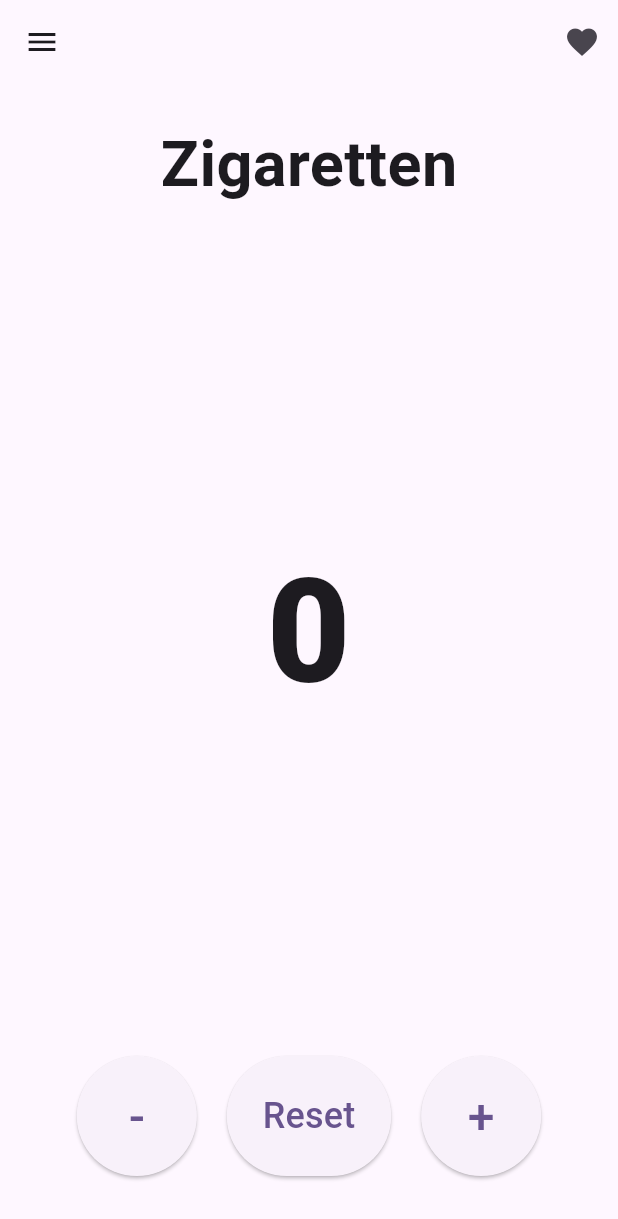
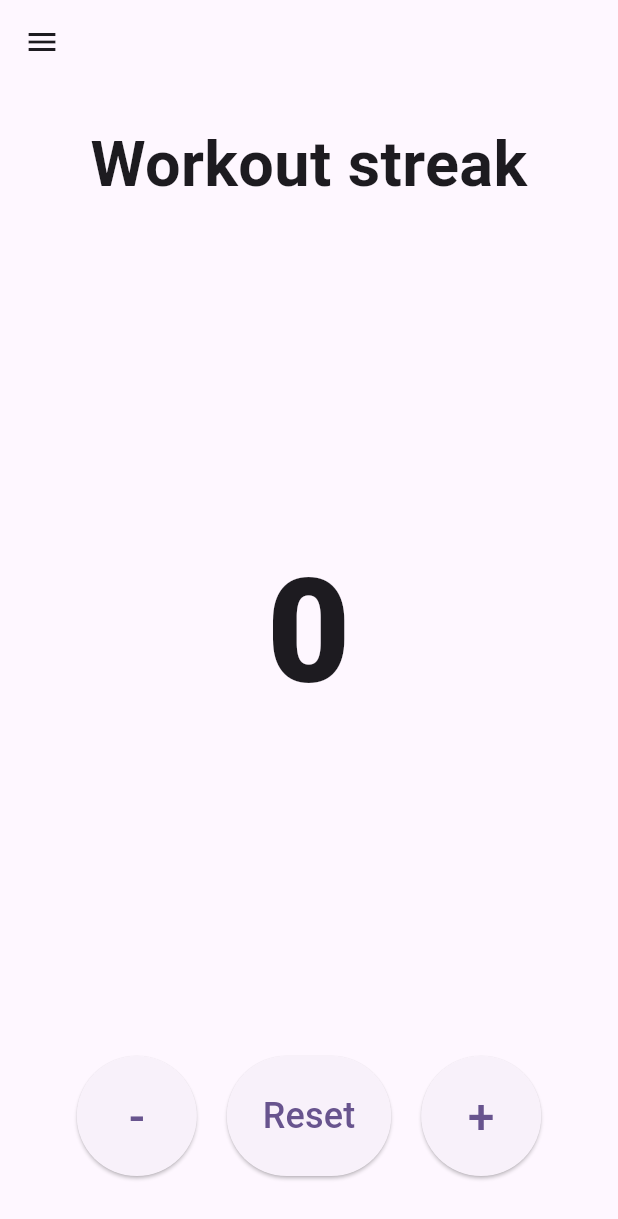
Before and after one commit to Syktox/Counter_App, a Flutter app: the screen it shows after launch, on a phone screen of 412 x 824 dp. Shown: the top 1219 px of the screen. Run offline on Flutter 3.47's test engine with Material 3 defaults, Android fonts, the phone set to English and light mode, and no system bars; our stand-ins replace shared_preferences.

Commit message:
update structure

```diff
--- a/lib/main.dart
+++ b/lib/main.dart
@@ -24,7 +24,7 @@ class _MyAppState extends State<MyApp> {
   @override
   Widget build(BuildContext context) {
     return MaterialApp(
-      title: 'Counter App',
+      title: 'Counter',
       debugShowCheckedModeBanner: false,
       theme: ThemeData(
         colorScheme: ColorScheme.fromSeed(seedColor: Colors.deepPurple),
--- a/lib/screens/home_page.dart
+++ b/lib/screens/home_page.dart
@@ -1,6 +1,5 @@
 import 'package:flutter/material.dart';
 import '../services/counter_storage_service.dart';
-import '../services/url_launcher_service.dart';
 import '../widgets/counter_controls.dart';
 import '../widgets/counter_drawer.dart';
 import 'settings_page.dart';
@@ -177,21 +176,8 @@ class _HomePageState extends State<HomePage> {
     );
   }
 
-  Future<void> _openDonateUrl() async {
-    await UrlLauncherService.openDonateUrl(context);
-  }
-
   AppBar _buildAppBar() {
-    return AppBar(
-      // Only donation button, no title
-      actions: [
-        IconButton(
-          icon: const Icon(Icons.favorite),
-          onPressed: _openDonateUrl,
-          tooltip: 'Donate',
-        ),
-      ],
-    );
+    return AppBar();
   }
 
   Widget _buildDrawer() {
@@ -230,6 +216,7 @@ class _HomePageState extends State<HomePage> {
           const SizedBox(height: 24),
           Text(
             currentCounter,
+            textAlign: TextAlign.center,
             style: const TextStyle(fontSize: 42, fontWeight: FontWeight.bold),
           ),
           Expanded(
--- a/lib/services/counter_storage_service.dart
+++ b/lib/services/counter_storage_service.dart
@@ -16,8 +16,12 @@ class CounterStorageService {
   static const String _countersKey = 'counters';
   static const String _currentCounterKey = 'current_counter';
 
-  static const Map<String, int> defaultCounters = {'Zigaretten': 0};
-  static const String defaultCurrentCounter = 'Zigaretten';
+  static const Map<String, int> defaultCounters = {
+    'Workout streak': 0,
+    'Days without smoking': 0,
+    'Days till my next holidays': 100,
+  };
+  static const String defaultCurrentCounter = 'Workout streak';
 
   static Future<CounterStorageData> load() async {
     final prefs = await SharedPreferences.getInstance();
--- a/lib/services/url_launcher_service.dart
+++ /dev/null
@@ -1,20 +0,0 @@
-import 'package:flutter/material.dart';
-import 'package:url_launcher/url_launcher.dart';
-
-class UrlLauncherService {
-  UrlLauncherService._();
-
-  static const donateUrl = 'https://www.paypal.com/donate/?hosted_button_id=YOUR_BUTTON_ID';
-
-  static Future<void> openDonateUrl(BuildContext context) async {
-    final uri = Uri.parse(donateUrl);
-    if (await canLaunchUrl(uri)) {
-      await launchUrl(uri);
-      return;
-    }
-
-    ScaffoldMessenger.of(context).showSnackBar(
-      const SnackBar(content: Text('Could not open donate URL.')),
-    );
-  }
-}
```
Also changed, not shown: pubspec.yaml (+20 -5 lines), assets/icon/app_icon.png (added), pubspec.lock, 55 other files.
